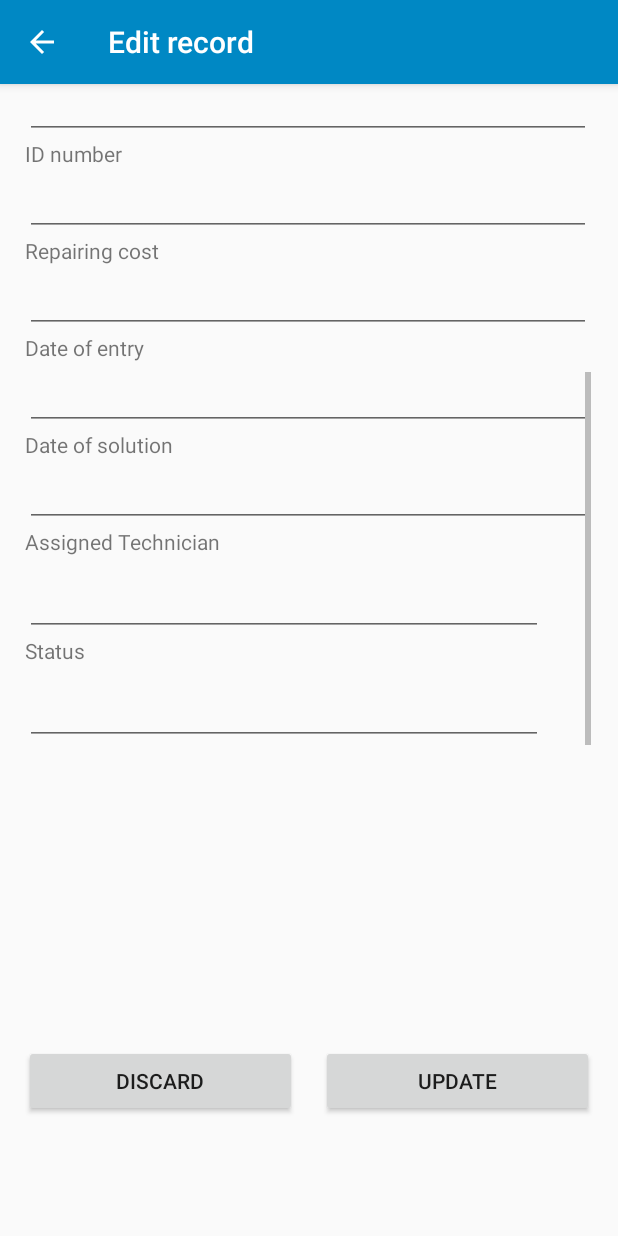
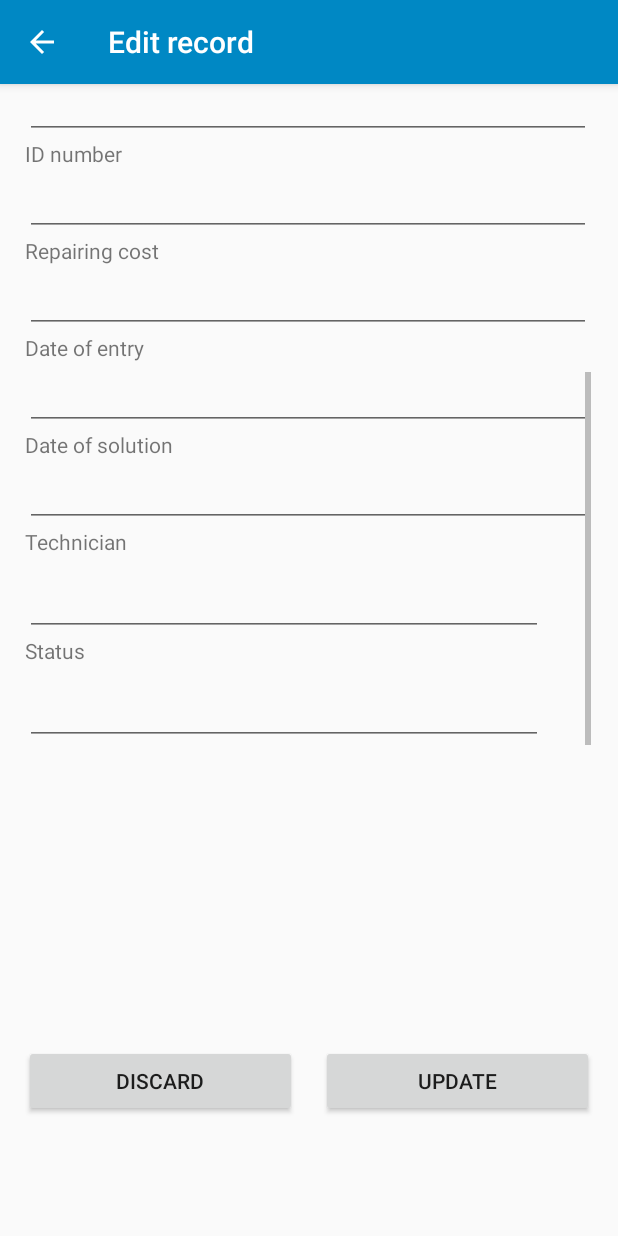
Before and after one commit to NorbertForero/ProyectoIntegrador, an Android app: the ActivityEditarRegistro screen opened directly, with no data from a screen before it, scrolled down 323 dp, on a phone screen of 412 x 824 dp. Run offline under Robolectric (Android 15) with nearby library versions, the phone set to English and light mode, and no system bars; Roboto replaces fonts that are not available here.

Commit message:
Nuevas traducciones

```diff
--- a/app/src/main/res/values/strings.xml
+++ b/app/src/main/res/values/strings.xml
@@ -16,7 +16,7 @@
     <string name="editText_newRegister_CostoDeReparacion">Repairing cost</string>
     <string name="editText_newRegister_FechaEntrada">Date of entry</string>
     <string name="editText_newRegister_FechaSalida">Date of solution</string>
-    <string name="editText_newRegister_TecnicoAsignado">Assigned Technician</string>
+    <string name="editText_newRegister_TecnicoAsignado">Technician</string>
     <string name="editText_newRegister_Estado">Status</string>
     <string name="button_EditarRegistro_Descartar">Discard</string>
     <string name="button_EditarRegistro_Actualizar">Update</string>
@@ -25,7 +25,7 @@
     <string name="button_ActivityMain_RegistrosGuardados">Saved records</string>
     <string name="txt_ActivityMain_TuTrabajoDiario">Your daily work</string>
     <string name="ActivityNewRegister_title">Add a new record</string>
-    <string name="ActivityRegistrosGuardados_title">Saved records</string>
+    <string name="ActivityRegistrosGuardados_title">List of records</string>
     <string name="toast_newRegister_MensajeGuardado">Your data has been saved</string>
     <string name="toast_newRegister_MensajeLimpiar">Cleared</string>
 </resources>
```
Also changed, not shown: 1 other file.
